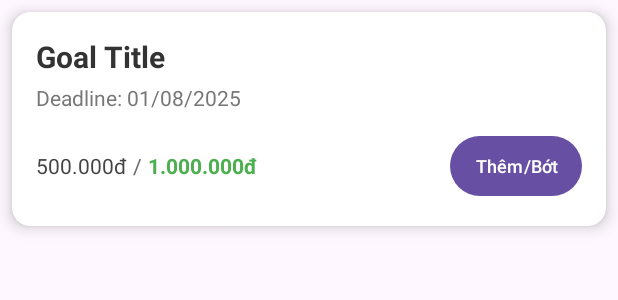
After one commit to mapp113/quanlichitieu, an Android app: the layout goal_goal_item.xml on its own in the app's theme, with its tools: preview values and no code run, on a phone screen of 412 x 824 dp. The commit adds this screen. Shown: the top 300 px of the screen. Run offline under Robolectric (Android 15) with nearby library versions, the phone set to English and light mode, and no system bars.

Commit message:
layout list goal

```diff
--- a/app/src/main/AndroidManifest.xml
+++ b/app/src/main/AndroidManifest.xml
@@ -23,7 +23,8 @@
             android:exported="false" />
         <activity
             android:name=".ui.activity.goal.GoalActivity"
-            android:exported="false" />
+            android:exported="true" >
+        </activity>
         <activity
             android:name=".ui.activity.goal.CreateGoalActivity"
             android:exported="true" >
--- /dev/null
+++ b/app/src/main/res/layout/goal_goal_item.xml
@@ -0,0 +1,92 @@
+<?xml version="1.0" encoding="utf-8"?>
+<androidx.cardview.widget.CardView xmlns:android="http://schemas.android.com/apk/res/android"
+    xmlns:card_view="http://schemas.android.com/apk/res-auto"
+    android:layout_width="match_parent"
+    android:layout_height="wrap_content"
+    android:layout_margin="8dp"
+    card_view:cardCornerRadius="12dp"
+    card_view:cardElevation="6dp"
+    android:background="@android:color/white">
+
+    <LinearLayout
+        android:layout_width="match_parent"
+        android:layout_height="wrap_content"
+        android:orientation="vertical"
+        android:padding="16dp">
+
+        <!-- Title & Deadline -->
+        <LinearLayout
+            android:layout_width="match_parent"
+            android:layout_height="wrap_content"
+            android:orientation="vertical">
+
+            <TextView
+                android:id="@+id/viewGoalTitile"
+                android:layout_width="match_parent"
+                android:layout_height="wrap_content"
+                android:text="Goal Title"
+                android:textSize="20sp"
+                android:textStyle="bold"
+                android:textColor="#333333" />
+
+            <TextView
+                android:id="@+id/viewGoalDeadline"
+                android:layout_width="match_parent"
+                android:layout_height="wrap_content"
+                android:text="Deadline: 01/08/2025"
+                android:textSize="14sp"
+                android:textColor="#777777"
+                android:layout_marginTop="4dp" />
+        </LinearLayout>
+
+        <!-- Current / Target + Edit -->
+        <LinearLayout
+            android:layout_width="match_parent"
+            android:layout_height="wrap_content"
+            android:orientation="horizontal"
+            android:layout_marginTop="12dp"
+            android:gravity="center_vertical">
+
+            <TextView
+                android:id="@+id/viewGoalCurrent"
+                android:layout_width="wrap_content"
+                android:layout_height="wrap_content"
+                android:text="500.000đ"
+                android:textSize="14sp"
+                android:textColor="#444444" />
+
+            <TextView
+                android:layout_width="wrap_content"
+                android:layout_height="wrap_content"
+                android:layout_marginStart="4dp"
+                android:layout_marginEnd="4dp"
+                android:text="/"
+                android:textSize="14sp"
+                android:textColor="#666666" />
+
+            <TextView
+                android:id="@+id/viewGoalTarget"
+                android:layout_width="wrap_content"
+                android:layout_height="wrap_content"
+                android:text="1.000.000đ"
+                android:textSize="14sp"
+                android:textStyle="bold"
+                android:textColor="#4CAF50" /> <!-- Màu xanh lá -->
+
+            <View
+                android:layout_width="0dp"
+                android:layout_height="0dp"
+                android:layout_weight="1" />
+
+            <Button
+                android:id="@+id/btnEditGoal"
+                android:layout_width="wrap_content"
+                android:layout_height="wrap_content"
+                android:text="Thêm/Bớt"
+                android:textSize="12sp"
+                android:paddingHorizontal="12dp" />
+        </LinearLayout>
+
+    </LinearLayout>
+
+</androidx.cardview.widget.CardView>
```
Also changed, not shown: app/src/main/res/layout/goal_create_goal.xml (+11 -0 lines), app/src/main/res/layout/goal_list_goal.xml (+51 -1 lines), app/src/main/res/drawable/back_icon.png (added).
